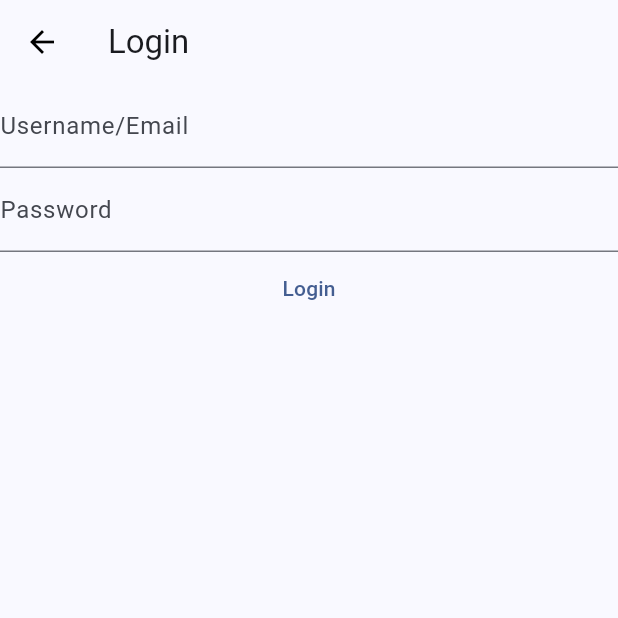
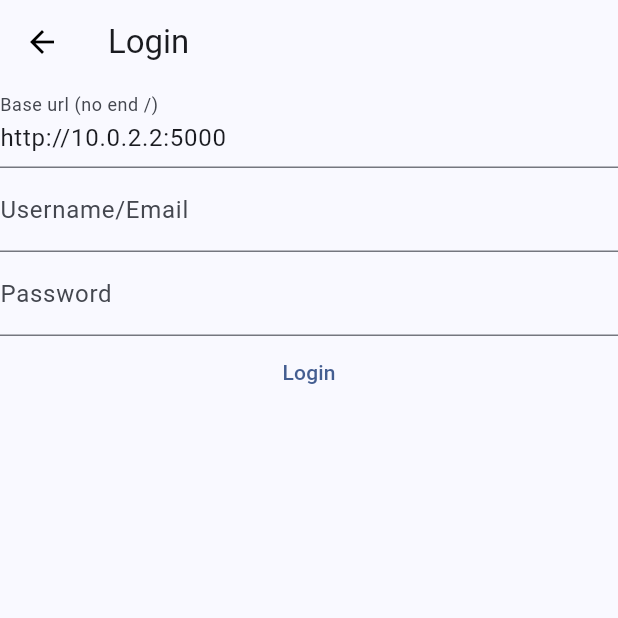
Before and after one commit to 21repierre/iot-fake-app, a Flutter app: the LoginPage screen opened by its route, after a tap on "Login", on a phone screen of 412 x 824 dp, the top half of it. Run offline on Flutter 3.47's test engine with Material 2 defaults, Android fonts, the phone set to English and light mode, and no system bars; our stand-ins replace flutter_secure_storage, geolocator; missing offline and left inert: calc, mqtt_client; accounts and stored records are empty.

```diff
--- a/lib/LoginPage.dart
+++ b/lib/LoginPage.dart
@@ -16,6 +16,7 @@ class LoginPage extends StatefulWidget {
 }
 
 class _LoginPage extends State<LoginPage> {
+  TextEditingController baseUrl = TextEditingController(text: "http://10.0.2.2:5000");
   TextEditingController username = TextEditingController();
   TextEditingController password = TextEditingController();
 
@@ -51,6 +52,12 @@ class _LoginPage extends State<LoginPage> {
           child: Column(
             children: [
               TextField(
+                controller: baseUrl,
+                decoration: const InputDecoration(
+                  labelText: 'Base url (no end /)',
+                ),
+              ),
+              TextField(
                 controller: username,
                 decoration: InputDecoration(
                   labelText: 'Username/Email',
@@ -75,12 +82,12 @@ class _LoginPage extends State<LoginPage> {
   }
 
   Future<void> login(BuildContext context) async {
-    if (username.text != '' && password.text != '') {
+    if (username.text != '' && password.text != '' && baseUrl.text != '') {
       HashMap<String, String> datas = HashMap();
       datas.putIfAbsent("username", () => username.text);
       datas.putIfAbsent("password", () => password.text);
       var request = await http.post(
-        Uri.parse('http://10.0.2.2:5000/auth/signin'),
+        Uri.parse('${baseUrl.text}/auth/signin'),
         headers: <String, String>{
         },
         body: datas,
--- a/pubspec.yaml
+++ b/pubspec.yaml
@@ -16,7 +16,7 @@ publish_to: 'none' # Remove this line if you wish to publish to pub.dev
 # https://developer.apple.com/library/archive/documentation/General/Reference/InfoPlistKeyReference/Articles/CoreFoundationKeys.html
 # In Windows, build-name is used as the major, minor, and patch parts
 # of the product and file versions while build-number is used as the build suffix.
-version: 1.0.0+1
+version: 1.1.0+1
 
 environment:
   sdk: '>=3.0.1 <4.0.0'
```
